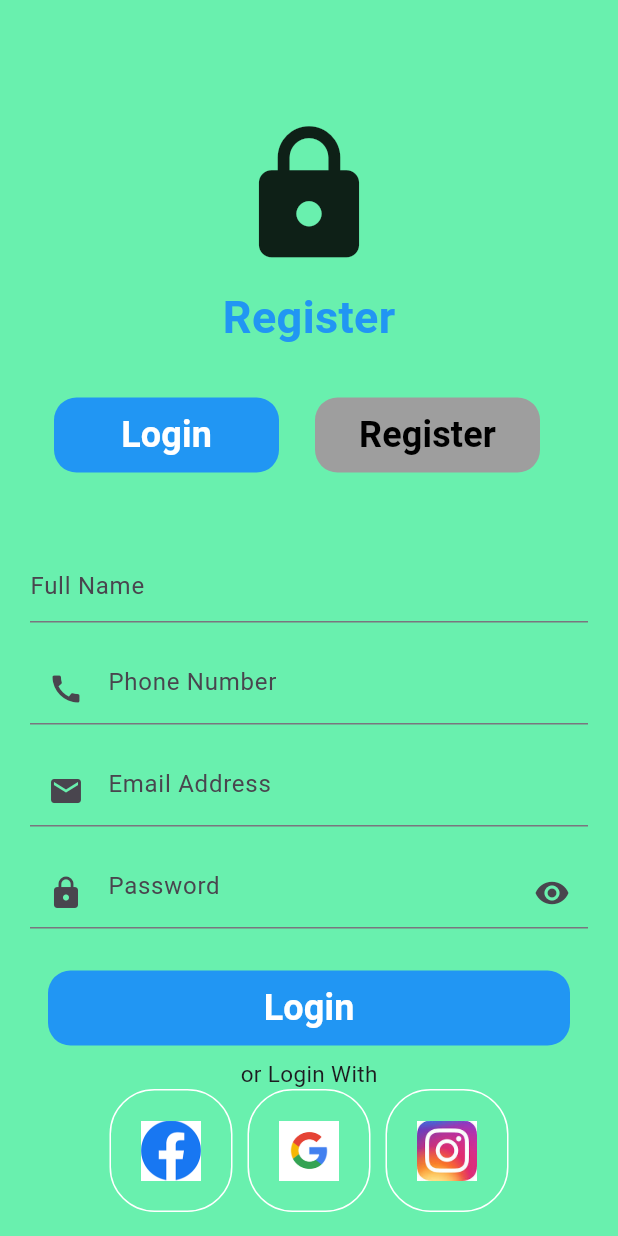
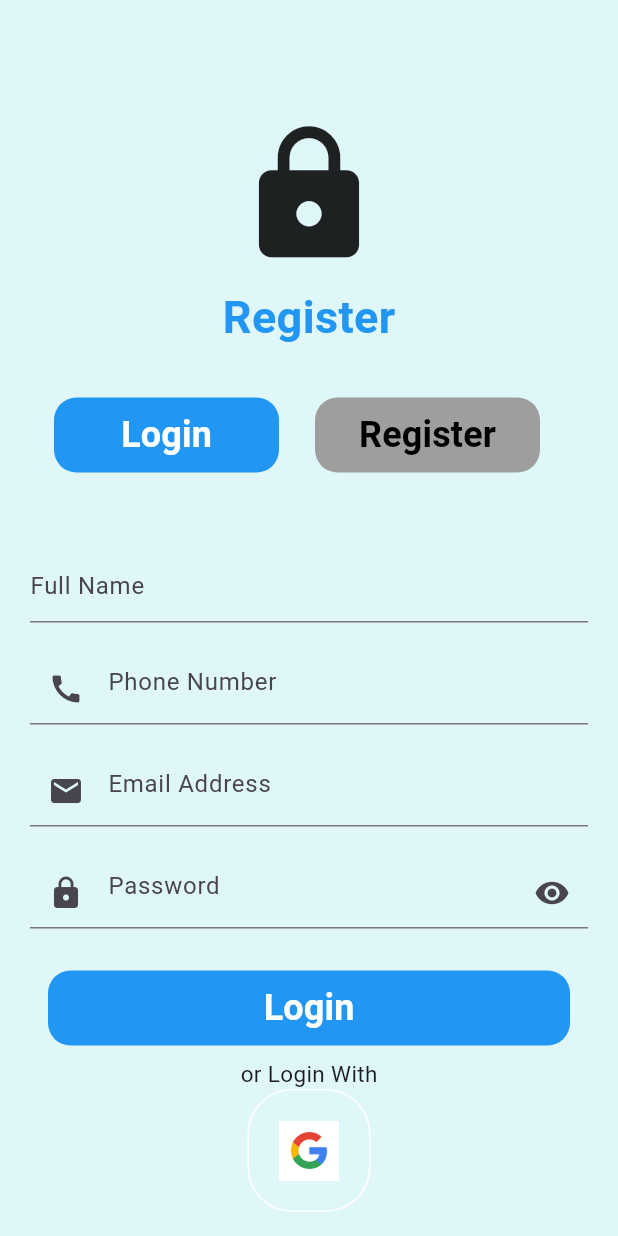
Before and after one commit to sunil5y/MedInfo, a Flutter app: the screen it shows after launch, after a tap on "Register", on a phone screen of 412 x 824 dp. Run offline on Flutter 3.47's test engine with Material 2 defaults, Android fonts, the phone set to English and light mode, and no system bars.

Commit message:
app project

```diff
--- a/lib/Logins/Login.dart
+++ b/lib/Logins/Login.dart
@@ -9,7 +9,7 @@
   @override
   Widget build(BuildContext context) {
     return Scaffold(
-      backgroundColor: Colors.greenAccent,
+      backgroundColor: Colors.cyan[50],
       body: SingleChildScrollView(
         child: Column(
           children: [
@@ -151,15 +151,8 @@
                   Row(
                     mainAxisAlignment: MainAxisAlignment.center,
                     children: [
-                      LoginWiths(imagePath: "assets/images/facebook.png"),
-                      SizedBox(
-                        width: 10.0,
-                      ),
                       LoginWiths(imagePath: "assets/images/google.png"),
-                      SizedBox(
-                        width: 10.0,
-                      ),
-                      LoginWiths(imagePath: "assets/images/Instagram.jpg")
+
                     ],
                   )
                 ],
--- a/lib/Logins/Login_with.dart
+++ b/lib/Logins/Login_with.dart
@@ -10,7 +10,7 @@
     return Container(
       padding: EdgeInsets.all(20),
       decoration: BoxDecoration(border: Border.all(color: Colors.white),
-      borderRadius: BorderRadius.circular(30),color: Colors.greenAccent),
+      borderRadius: BorderRadius.circular(30),color: Colors.cyan[50]),
       child: Image.asset(imagePath,height: 40,),
     );
   }
--- a/lib/Logins/Register.dart
+++ b/lib/Logins/Register.dart
@@ -9,7 +9,7 @@
   @override
   Widget build(BuildContext context) {
     return Scaffold(
-      backgroundColor: Colors.greenAccent,
+      backgroundColor: Colors.cyan[50],
       body: SingleChildScrollView(
         child: Column(
           children: [
@@ -140,11 +140,8 @@
                   Row(
                     mainAxisAlignment: MainAxisAlignment.center,
                     children: [
-                      LoginWiths(imagePath:"assets/images/facebook.png"),
-                      SizedBox(width: 10.0,),
                       LoginWiths(imagePath:"assets/images/google.png"),
-                      SizedBox(width: 10.0,),
-                      LoginWiths(imagePath:"assets/images/Instagram.jpg")
+
                     ],
                   )
                 ],
```
